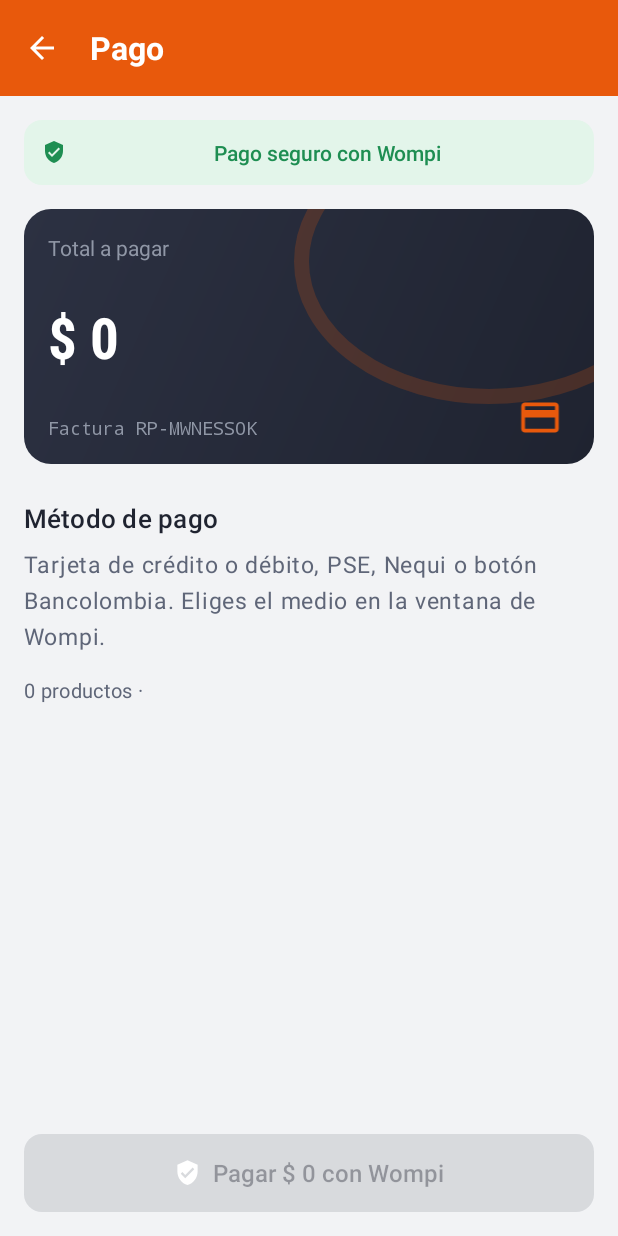
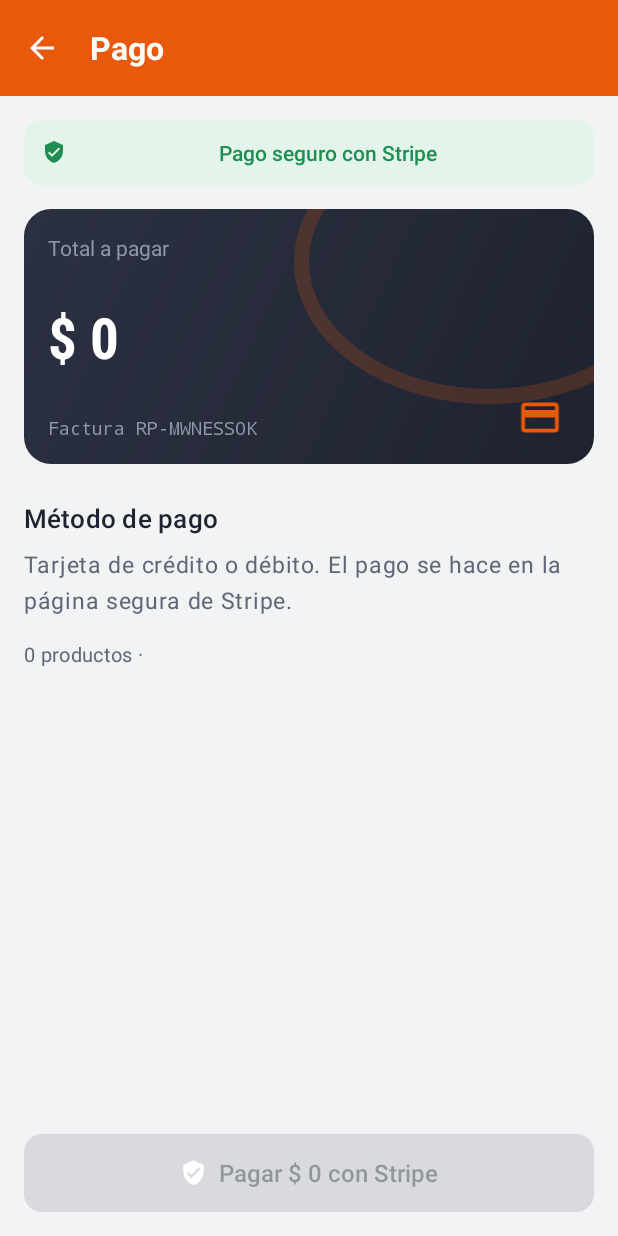
Before and after one commit to juandiegoayalacastillo3-ctrl/RodaPartes, an Android app: the PaymentActivity screen opened directly, with no data from a screen before it, on a phone screen of 412 x 824 dp. Run offline under Robolectric (Android 15) with nearby library versions, the phone set to English and light mode, and no system bars; our stand-ins replace Firebase (no records; nobody signed in at launch, a user with empty details on screens opened directly); pictures from the network do not load.

Commit message:
Pasarela de pagos con Stripe en modo de pruebas (sin requisitos de negocio)
Co-Authored-By: Claude Opus 5.5 <noreply@anthropic.com>
Claude-Session: https://claude.ai/code/session_01DA13UBGmoF9KAys1GNV9FC

```diff
--- a/app/src/main/AndroidManifest.xml
+++ b/app/src/main/AndroidManifest.xml
@@ -1,7 +1,7 @@
 <?xml version="1.0" encoding="utf-8"?>
 <manifest xmlns:android="http://schemas.android.com/apk/res/android">
 
-    <!-- Firebase (Auth, Firestore, Storage) y validación del pago en Wompi -->
+    <!-- Firebase (Auth, Firestore, Storage) y validación del pago en Stripe -->
     <uses-permission android:name="android.permission.INTERNET" />
     <uses-permission android:name="android.permission.ACCESS_NETWORK_STATE" />
     <!-- Ingreso con huella (BiometricPrompt) -->
--- a/app/src/main/java/com/rodapartes/app/ui/seller/SellerOrdersFragment.kt
+++ b/app/src/main/java/com/rodapartes/app/ui/seller/SellerOrdersFragment.kt
@@ -85,7 +85,7 @@ class SellerOrdersFragment : Fragment(R.layout.fragment_list) {
         }
     }
 
-    /** Rechazar un pedido nuevo lo deja CANCELADO (el reembolso se gestiona con Wompi). */
+    /** Rechazar un pedido nuevo lo deja CANCELADO (el reembolso se gestiona con Stripe). */
     private fun reject(order: Order) {
         MaterialAlertDialogBuilder(requireContext())
             .setTitle(R.string.order_reject_title)
--- a/app/src/main/res/layout/activity_payment.xml
+++ b/app/src/main/res/layout/activity_payment.xml
@@ -1,8 +1,8 @@
 <?xml version="1.0" encoding="utf-8"?>
 <!--
-    Pasarela de pagos Wompi (RF-PAG-03).
-    Arriba el resumen; al tocar "Pagar" se abre el checkout oficial de Wompi dentro del WebView.
-    Los datos de la tarjeta los recibe Wompi directamente: la app nunca los ve (RNF-SEG-02).
+    Pasarela de pagos Stripe (RF-PAG-03).
+    Arriba el resumen; al tocar "Pagar" se abre el checkout oficial de Stripe dentro del WebView.
+    Los datos de la tarjeta los recibe Stripe directamente: la app nunca los ve (RNF-SEG-02).
 -->
 <LinearLayout xmlns:android="http://schemas.android.com/apk/res/android"
     xmlns:app="http://schemas.android.com/apk/res-auto"
@@ -111,7 +111,7 @@
                 <TextView
                     android:layout_width="match_parent"
                     android:layout_height="wrap_content"
-                    android:text="@string/payment_methods_wompi"
+                    android:text="@string/payment_methods_stripe"
                     android:textAppearance="@style/TextAppearance.RodaPartes.Body"
                     android:textColor="@color/texto_2" />
 
@@ -137,7 +137,7 @@
             </LinearLayout>
         </ScrollView>
 
-        <!-- Paso 2: checkout de Wompi -->
+        <!-- Paso 2: checkout de Stripe -->
         <WebView
             android:id="@+id/webView"
             android:layout_width="match_parent"
@@ -153,5 +153,5 @@
         app:icon="@drawable/ic_shield"
         app:iconGravity="textStart"
         app:iconTint="@color/blanco"
-        tools:text="Pagar $ 157.900 con Wompi" />
+        tools:text="Pagar $ 157.900 con Stripe" />
 </LinearLayout>
--- a/app/src/main/res/values/strings.xml
+++ b/app/src/main/res/values/strings.xml
@@ -254,7 +254,7 @@
 
     <!-- ===== Pago ===== -->
     <string name="payment_title">Pago</string>
-    <string name="payment_secure">Pago seguro con Wompi</string>
+    <string name="payment_secure">Pago seguro con Stripe</string>
     <string name="payment_method">Método de pago</string>
     <string name="payment_card">Tarjeta</string>
     <string name="payment_pse">PSE</string>
@@ -262,7 +262,7 @@
     <string name="card_number_placeholder">•••• •••• •••• ••••</string>
     <string name="card_name_placeholder">NOMBRE DEL TITULAR</string>
     <string name="card_exp_placeholder">MM/AA</string>
-    <string name="payment_token_note">Los datos de la tarjeta los recibe Wompi; la app nunca los ve.</string>
+    <string name="payment_token_note">Los datos de la tarjeta los recibe Stripe; la app nunca los ve.</string>
     <string name="payment_pse_note">Te llevaremos a la página de tu banco para autorizar el pago.</string>
     <string name="payment_nequi_note">Recibirás una notificación en tu app Nequi para aceptar el pago.</string>
     <string name="payment_total">Total a pagar</string>
@@ -286,7 +286,7 @@
     <string name="order_status_changed">#%1$s ahora está: %2$s. Le avisamos al comprador.</string>
     <string name="order_reject_title">¿Rechazar el pedido?</string>
     <string name="order_reject_msg">El pedido #%1$s se cancelará y el pago se devolverá al comprador.</string>
-    <string name="order_admin_msg">Comprador: %1$s\nVendedor: %2$s\nProductos: %3$s\nTotal: %4$s\nEstado: %5$s\nTransacción Wompi: %6$s</string>
+    <string name="order_admin_msg">Comprador: %1$s\nVendedor: %2$s\nProductos: %3$s\nTotal: %4$s\nEstado: %5$s\nPago Stripe: %6$s</string>
     <string name="order_admin_legal_msg">Comprador: %1$s\nProductos: %2$s\nValor: %3$s\n\n%4$s</string>
     <string name="legal_retract">Retracto (Ley 1480, art. 47): el dinero debe devolverse en máximo 15 días calendario por el medio que eligió el comprador (Ley 2439 de 2024).</string>
     <string name="legal_reversal">Reversión del pago (Ley 1480, art. 51 y Decreto 587 de 2016): se coordina con el emisor y la pasarela usando el ID de la transacción.</string>
--- a/app/src/main/res/values/strings_funcional.xml
+++ b/app/src/main/res/values/strings_funcional.xml
@@ -1,5 +1,5 @@
 <?xml version="1.0" encoding="utf-8"?>
-<!-- Textos agregados en la Actividad 5 (app funcional con Firebase, Wompi y geolocalización) -->
+<!-- Textos agregados en la Actividad 5 (app funcional con Firebase, Stripe y geolocalización) -->
 <resources>
     <string name="loading">Un momento…</string>
 
@@ -34,21 +34,21 @@
     <string name="checkout_pickup_short">Recoge en la tienda</string>
     <string name="checkout_seller_legal_simple">Vende: %1$s</string>
 
-    <!-- Pago con Wompi -->
-    <string name="payment_methods_wompi">Tarjeta de crédito o débito, PSE, Nequi o botón Bancolombia. Eliges el medio en la ventana de Wompi.</string>
+    <!-- Pago con Stripe -->
+    <string name="payment_methods_stripe">Tarjeta de crédito o débito. El pago se hace en la página segura de Stripe.</string>
     <string name="payment_invoice">Factura %1$s</string>
     <string name="payment_items_line">%1$s · %2$s</string>
     <string name="payment_description">Compra de %1$d repuestos en RodaPartes</string>
-    <string name="payment_pay_wompi">Pagar %1$s con Wompi</string>
-    <string name="payment_validating">Confirmando el pago con Wompi…</string>
-    <string name="payment_test_note">Modo pruebas de Wompi: usa la tarjeta 4242 4242 4242 4242 (aprobada) o 4111 1111 1111 1111 (rechazada), cualquier fecha futura y CVV de 3 dígitos. No se cobra dinero real.</string>
+    <string name="payment_pay_stripe">Pagar %1$s con Stripe</string>
+    <string name="payment_validating">Confirmando el pago con Stripe…</string>
+    <string name="payment_test_note">Modo pruebas de Stripe: usa la tarjeta 4242 4242 4242 4242 (aprobada) o 4000 0000 0000 0002 (rechazada), cualquier fecha futura y CVC de 3 dígitos. No se cobra dinero real.</string>
     <string name="payment_cancelled">Cerraste el pago sin terminarlo</string>
-    <string name="payment_load_error">No se pudo abrir Wompi: %1$s</string>
-    <string name="payment_ok_codes">Órdenes %1$s\nTransacción Wompi %2$s</string>
+    <string name="payment_load_error">No se pudo abrir Stripe: %1$s</string>
+    <string name="payment_ok_codes">Órdenes %1$s\nPago Stripe %2$s</string>
     <string name="payment_pending_title">Pago pendiente</string>
-    <string name="payment_pending_msg">Wompi todavía está procesando el pago (ref. %1$s). Tu carrito sigue guardado; cuando se apruebe vuelve a intentarlo.</string>
+    <string name="payment_pending_msg">Stripe todavía está procesando el pago (ref. %1$s). Tu carrito sigue guardado; cuando se apruebe vuelve a intentarlo.</string>
     <string name="payment_rejected_title">El pago no se aprobó</string>
-    <string name="payment_rejected_msg">Wompi respondió: %1$s (ref. %2$s). No se hizo ningún cobro y tu carrito sigue guardado.</string>
+    <string name="payment_rejected_msg">Stripe respondió: %1$s (ref. %2$s). No se hizo ningún cobro y tu carrito sigue guardado.</string>
 
     <!-- Vendedor -->
     <string name="seller_pending_subtitle">%1$s · en revisión</string>
```
Also changed, not shown: app/build.gradle.kts (+5 -6 lines), app/src/main/java/com/rodapartes/app/data/StripeRepository.kt (added, +115 -0 lines), app/src/main/java/com/rodapartes/app/data/WompiRepository.kt (deleted, +0 -95 lines), app/src/main/java/com/rodapartes/app/ui/buyer/PaymentActivity.kt (+50 -34 lines), gradle.properties (+3 -4 lines), 1 other file.
